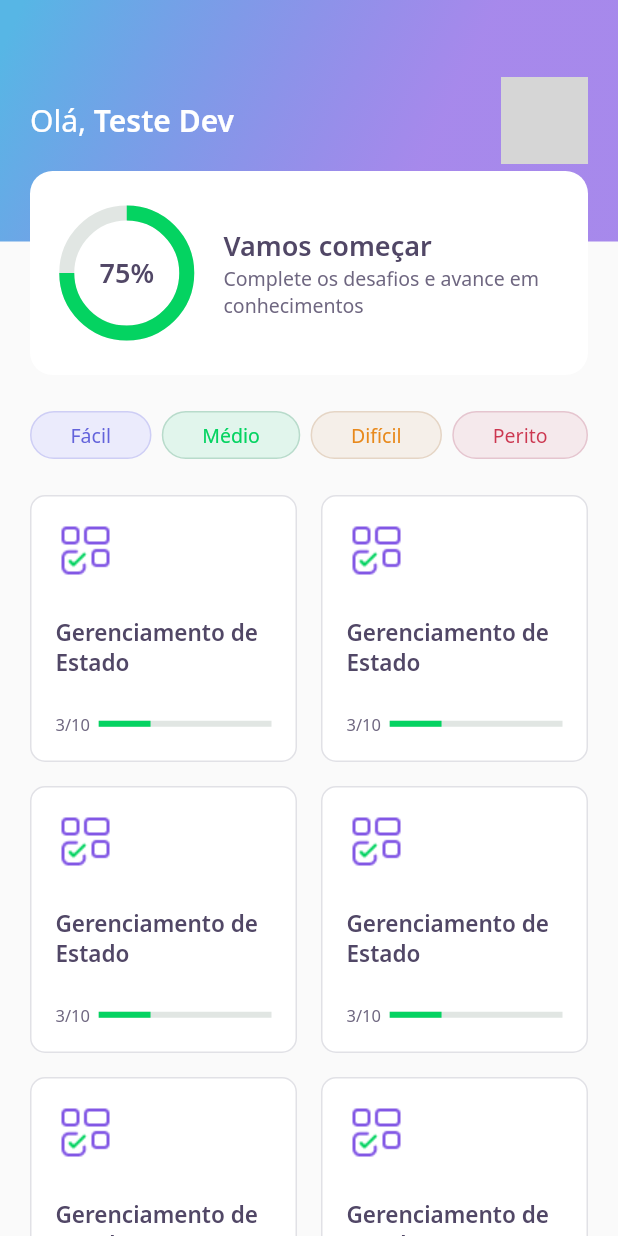
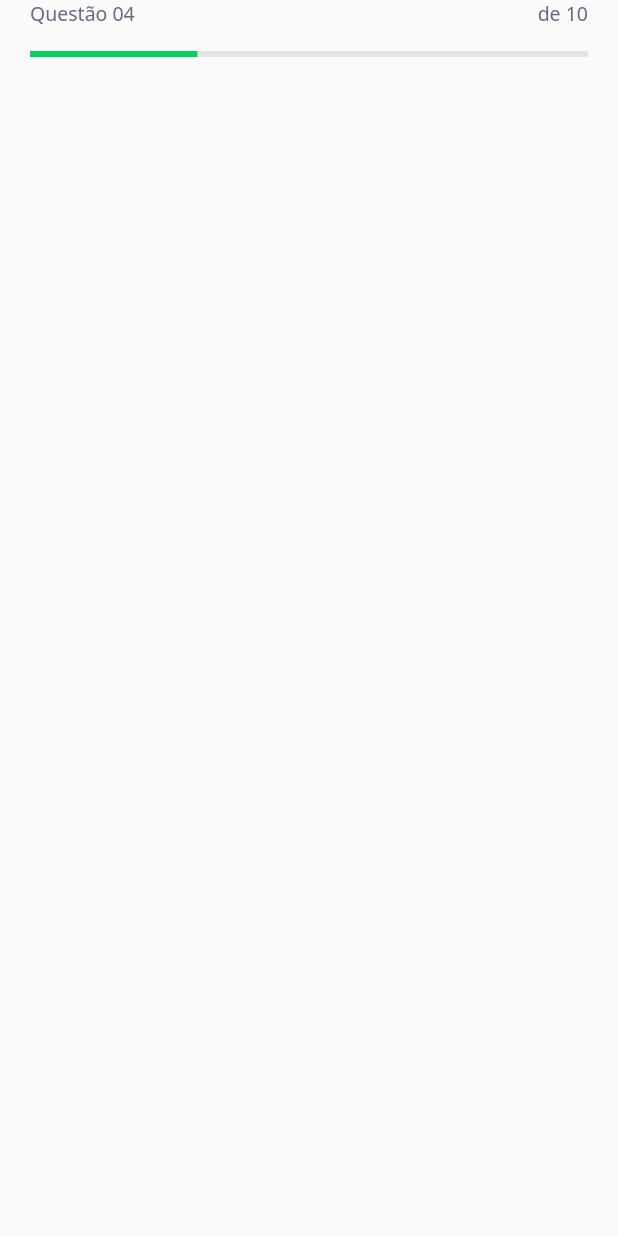
Before and after one commit to joaosatiro/nlw5_flutter, a Flutter app: the screen it shows after launch, on a phone screen of 412 x 824 dp. Run offline on Flutter 3.47's test engine with Material 2 defaults, Android fonts, the phone set to English and light mode, and no system bars; our stand-ins replace google_fonts; grey boxes are pictures that could not be loaded.

Commit message:
create question_indicator

```diff
--- a/lib/challenge/challenge_page.dart
+++ b/lib/challenge/challenge_page.dart
@@ -0,0 +1,22 @@
+import 'package:DevQuiz/challenge/widgets/question_indicator/question_indicator_widget.dart';
+import 'package:flutter/material.dart';
+
+class ChallengePage extends StatefulWidget {
+  @override
+  _ChallengePageState createState() => _ChallengePageState();
+}
+
+class _ChallengePageState extends State<ChallengePage> {
+  @override
+  Widget build(BuildContext context) {
+    return Scaffold(
+      appBar: PreferredSize(
+        preferredSize: Size.fromHeight(60),
+        child: SafeArea(
+          top: true,
+          child: QuestionIndicatorWidget(),
+        )
+      ),
+    );
+  }
+}
--- /dev/null
+++ b/lib/challenge/widgets/question_indicator/question_indicator_widget.dart
@@ -0,0 +1,25 @@
+import 'package:DevQuiz/core/app_text_styles.dart';
+import 'package:DevQuiz/shared/widgets/progress_indicator/progress_indicator_widget.dart';
+import 'package:flutter/material.dart';
+
+class QuestionIndicatorWidget extends StatelessWidget {
+  @override
+  Widget build(BuildContext context) {
+    return Container(
+      padding: const EdgeInsets.symmetric(horizontal: 20),
+      child: Column(
+        children: [
+          Row(
+            mainAxisAlignment: MainAxisAlignment.spaceBetween,
+            children: [
+              Text('Questão 04', style: AppTextStyles.body),
+              Text('de 10', style: AppTextStyles.body)
+            ],
+          ),
+          SizedBox(height: 16),
+          ProgressIdicatorWidget(value: 0.7)
+        ]
+      ),
+    );
+  }
+}
--- a/lib/core/app_widget.dart
+++ b/lib/core/app_widget.dart
@@ -1,5 +1,4 @@
-import 'package:DevQuiz/home/home_page.dart';
-import 'package:DevQuiz/splash/splash_page.dart';
+import 'package:DevQuiz/challenge/challenge_page.dart';
 import 'package:flutter/material.dart';
 
 class AppWidget extends StatelessWidget {
@@ -7,7 +6,7 @@ class AppWidget extends StatelessWidget {
   Widget build(BuildContext context) {
     return MaterialApp(
       title: "DevQuiz",
-      home: HomePage(),
+      home: ChallengePage(),
     );
   }
 }
--- a/lib/home/widgets/quiz_card/quiz_card_widget.dart
+++ b/lib/home/widgets/quiz_card/quiz_card_widget.dart
@@ -1,6 +1,7 @@
 import 'package:DevQuiz/core/app_colors.dart';
 import 'package:DevQuiz/core/app_images.dart';
 import 'package:DevQuiz/core/app_text_styles.dart';
+import 'package:DevQuiz/shared/widgets/progress_indicator/progress_indicator_widget.dart';
 import 'package:flutter/material.dart';
 
 class QuizCardWidget extends StatelessWidget {
@@ -28,11 +29,7 @@ class QuizCardWidget extends StatelessWidget {
             Expanded(flex: 1, child: Text('3/10', style: AppTextStyles.body11)),
             Expanded(
                 flex: 4,
-                child: LinearProgressIndicator(
-                value: 0.3,
-                backgroundColor: AppColors.chartSecondary,
-                valueColor: AlwaysStoppedAnimation<Color>(AppColors.chartPrimary)
-              ),
+                child: ProgressIdicatorWidget(value: 0.3)
             )
           ])
         ]
--- a/lib/main.dart
+++ b/lib/main.dart
@@ -1,3 +1,4 @@
+import 'package:DevQuiz/challenge/challenge_page.dart';
 import 'package:DevQuiz/splash/splash_page.dart';
 import 'package:flutter/material.dart';
 
@@ -25,7 +26,7 @@ class MyApp extends StatelessWidget {
         // is not restarted.
         primarySwatch: Colors.blue,
       ),
-      home: HomePage(),
+      home: ChallengePage(),
     );
   }
 }
--- /dev/null
+++ b/lib/shared/widgets/progress_indicator/progress_indicator_widget.dart
@@ -0,0 +1,17 @@
+import 'package:DevQuiz/core/core.dart';
+import 'package:flutter/material.dart';
+
+class ProgressIdicatorWidget extends StatelessWidget {
+  final double value;
+
+  const ProgressIdicatorWidget({Key? key, required this.value}) : super(key: key);
+
+  @override
+  Widget build(BuildContext context) {
+    return LinearProgressIndicator(
+      value: 0.3,
+      backgroundColor: AppColors.chartSecondary,
+      valueColor: AlwaysStoppedAnimation<Color>(AppColors.chartPrimary)
+    );
+  }
+}
```
